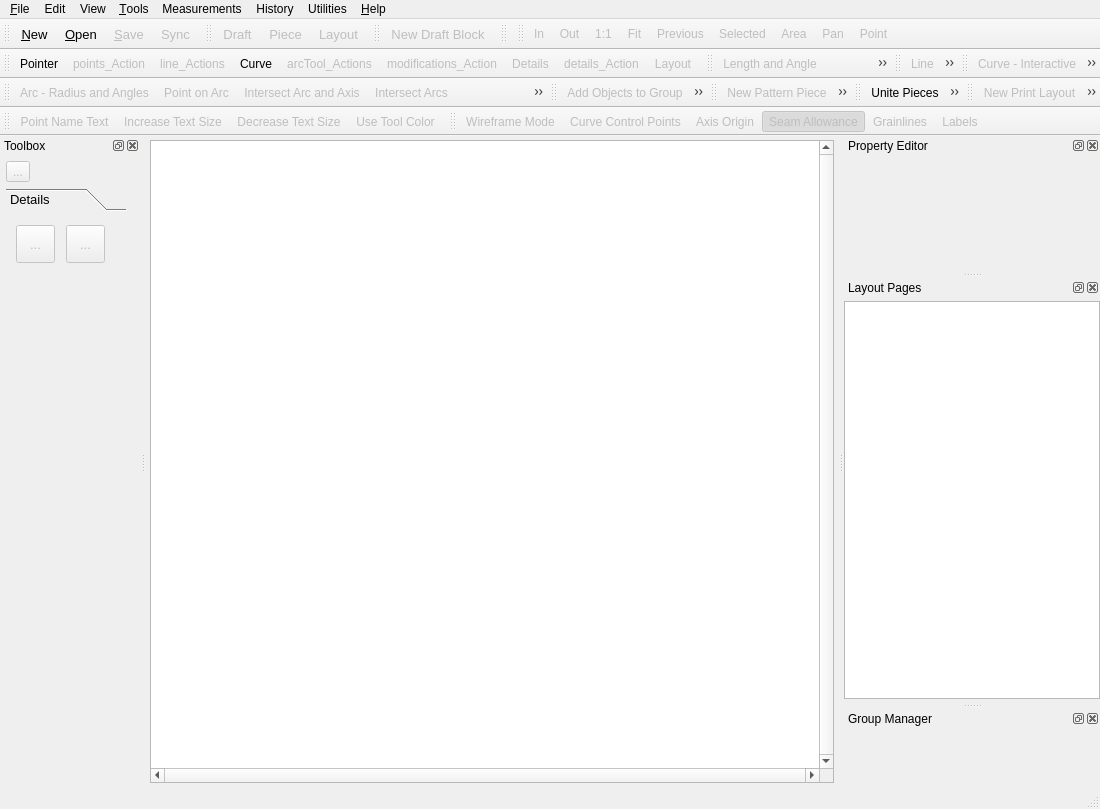
FashionFreedom/Seamly2D, file src/app/seamly2d/mainwindow.ui: the form before one commit.
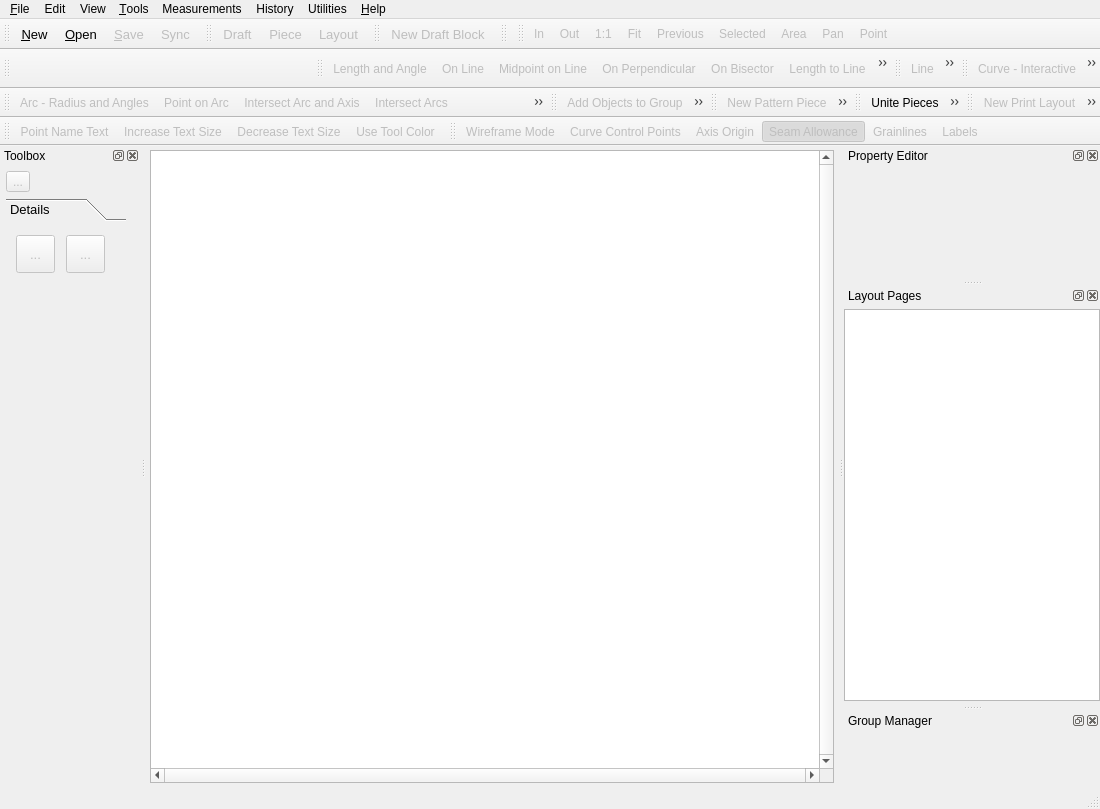
The form after the commit. The open tabs and pages were chosen to show the change. Icons and pictures are not drawn. Custom widgets are drawn as their Qt base class.

Diff of the .ui file:
```diff
--- a/src/app/seamly2d/mainwindow.ui
+++ b/src/app/seamly2d/mainwindow.ui
@@ -2309,8 +2309,8 @@
              <rect>
               <x>0</x>
               <y>0</y>
-              <width>98</width>
-              <height>28</height>
+              <width>120</width>
+              <height>82</height>
              </rect>
             </property>
             <property name="toolTip">
@@ -2712,7 +2712,7 @@
      <normaloff>:/icon/32x32/arrow_cursor.png</normaloff>:/icon/32x32/arrow_cursor.png</iconset>
    </property>
    <property name="text">
-    <string>Pointer</string>
+    <string/>
    </property>
    <property name="toolTip">
     <string>Pointer tools</string>
@@ -4100,7 +4100,7 @@
      <normaloff>:/toolicon/32x32/points_toolbox.png</normaloff>:/toolicon/32x32/points_toolbox.png</iconset>
    </property>
    <property name="text">
-    <string>points_Action</string>
+    <string/>
    </property>
    <property name="toolTip">
     <string>Point Tools</string>
@@ -4118,7 +4118,7 @@
      <normaloff>:/toolicon/32x32/lines_toolbox.png</normaloff>:/toolicon/32x32/lines_toolbox.png</iconset>
    </property>
    <property name="text">
-    <string>line_Actions</string>
+    <string/>
    </property>
    <property name="toolTip">
     <string>Line Tools</string>
@@ -4146,12 +4146,15 @@
    </property>
   </action>
   <action name="curves_Action">
+   <property name="enabled">
+    <bool>false</bool>
+   </property>
    <property name="icon">
     <iconset resource="share/resources/toolicon.qrc">
      <normaloff>:/toolicon/32x32/spline_toolboxs.png</normaloff>:/toolicon/32x32/spline_toolboxs.png</iconset>
    </property>
    <property name="text">
-    <string>Curve</string>
+    <string/>
    </property>
    <property name="toolTip">
     <string>Curve Tools</string>
@@ -4166,7 +4169,7 @@
      <normaloff>:/toolicon/32x32/arcs_toolbox.png</normaloff>:/toolicon/32x32/arcs_toolbox.png</iconset>
    </property>
    <property name="text">
-    <string>arcTool_Actions</string>
+    <string/>
    </property>
    <property name="toolTip">
     <string>Arc Tools</string>
@@ -4184,7 +4187,7 @@
      <normaloff>:/toolicon/32x32/operations_toolbox.png</normaloff>:/toolicon/32x32/operations_toolbox.png</iconset>
    </property>
    <property name="text">
-    <string>modifications_Action</string>
+    <string/>
    </property>
    <property name="toolTip">
     <string>Operations Tools</string>
@@ -4202,7 +4205,7 @@
      <normaloff>:/toolicon/32x32/layout_toolbox.png</normaloff>:/toolicon/32x32/layout_toolbox.png</iconset>
    </property>
    <property name="text">
-    <string>Layout</string>
+    <string/>
    </property>
    <property name="toolTip">
     <string>Layout Tools</string>
@@ -4217,7 +4220,7 @@
      <normaloff>:/toolicon/32x32/patternpiece_toolbox.png</normaloff>:/toolicon/32x32/patternpiece_toolbox.png</iconset>
    </property>
    <property name="text">
-    <string>Details</string>
+    <string/>
    </property>
    <property name="toolTip">
     <string>Piece tools</string>
@@ -4373,7 +4376,7 @@
      <normaloff>:/toolicon/32x32/details_toolbox.png</normaloff>:/toolicon/32x32/details_toolbox.png</iconset>
    </property>
    <property name="text">
-    <string>details_Action</string>
+    <string/>
    </property>
    <property name="toolTip">
     <string>Detail tools</string>
```
Left out of the diff: 38 changed lines with no effect on the pictures.
